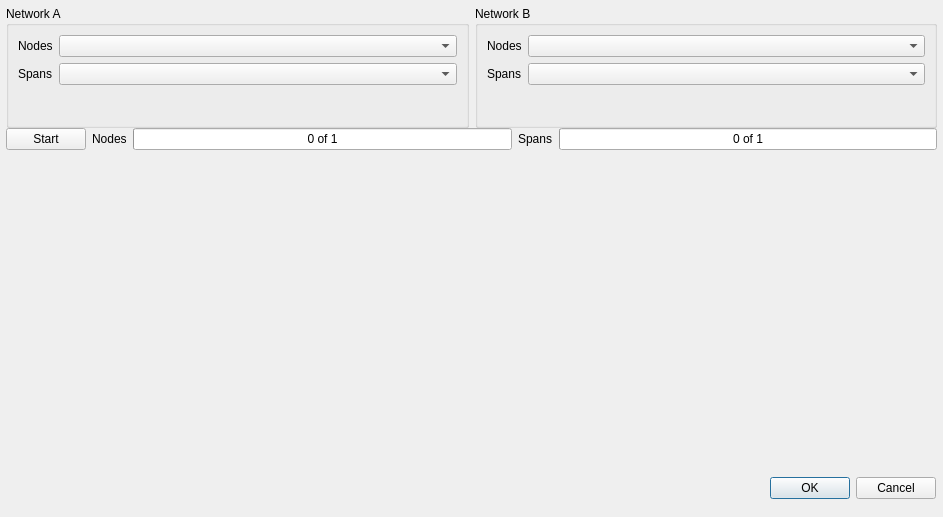
Old version of the form gui.ui in the repository Open-Telecoms-Data/ofds_consolidation_tool.
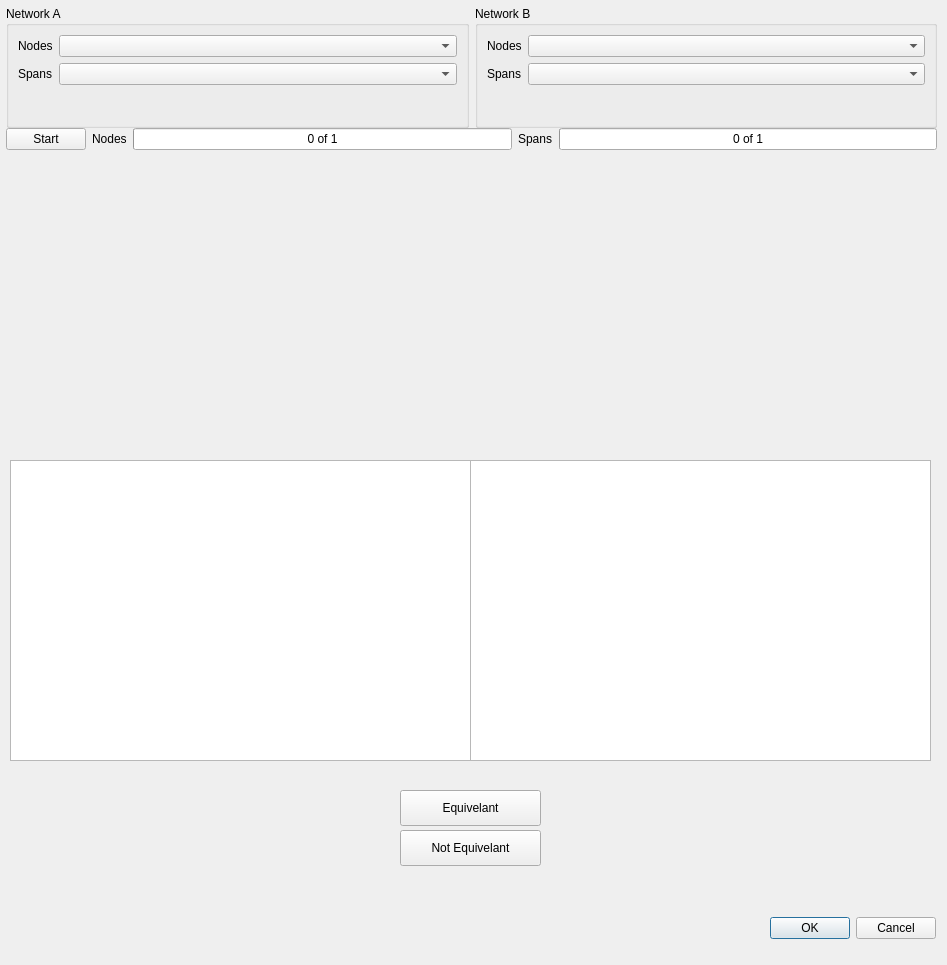
New version of the form. Custom widgets are drawn as their Qt base class.

Commit message: feat(tool): Add Same / NotSame buttons

Diff of the .ui file:
```diff
--- a/gui.ui
+++ b/gui.ui
@@ -6,8 +6,8 @@
    <rect>
     <x>0</x>
     <y>0</y>
-    <width>943</width>
-    <height>517</height>
+    <width>947</width>
+    <height>965</height>
    </rect>
   </property>
   <property name="windowTitle">
@@ -20,7 +20,7 @@
    <property name="geometry">
     <rect>
      <x>770</x>
-     <y>470</y>
+     <y>910</y>
      <width>166</width>
      <height>36</height>
     </rect>
@@ -188,6 +188,64 @@
     </item>
    </layout>
   </widget>
+  <widget class="QPushButton" name="sameButton">
+   <property name="geometry">
+    <rect>
+     <x>400</x>
+     <y>790</y>
+     <width>141</width>
+     <height>36</height>
+    </rect>
+   </property>
+   <property name="text">
+    <string>Equivelant</string>
+   </property>
+  </widget>
+  <widget class="QPushButton" name="notSameButton">
+   <property name="geometry">
+    <rect>
+     <x>400</x>
+     <y>830</y>
+     <width>141</width>
+     <height>36</height>
+    </rect>
+   </property>
+   <property name="text">
+    <string>Not Equivelant</string>
+   </property>
+  </widget>
+  <widget class="QPlainTextEdit" name="infoPanelA">
+   <property name="geometry">
+    <rect>
+     <x>10</x>
+     <y>460</y>
+     <width>461</width>
+     <height>301</height>
+    </rect>
+   </property>
+   <property name="undoRedoEnabled">
+    <bool>false</bool>
+   </property>
+   <property name="readOnly">
+    <bool>true</bool>
+   </property>
+  </widget>
+  <widget class="QPlainTextEdit" name="infoPanelB">
+   <property name="geometry">
+    <rect>
+     <x>470</x>
+     <y>460</y>
+     <width>461</width>
+     <height>301</height>
+    </rect>
+   </property>
+   <property name="undoRedoEnabled">
+    <bool>false</bool>
+   </property>
+   <property name="readOnly">
+    <bool>true</bool>
+   </property>
+  </widget>
   <zorder>layoutWidget</zorder>
   <zorder>buttons</zorder>
   <zorder>layoutWidget</zorder>
```
Left out of the diff: 4 changed lines with no effect on the pictures. The commit also changes 2 other files.
